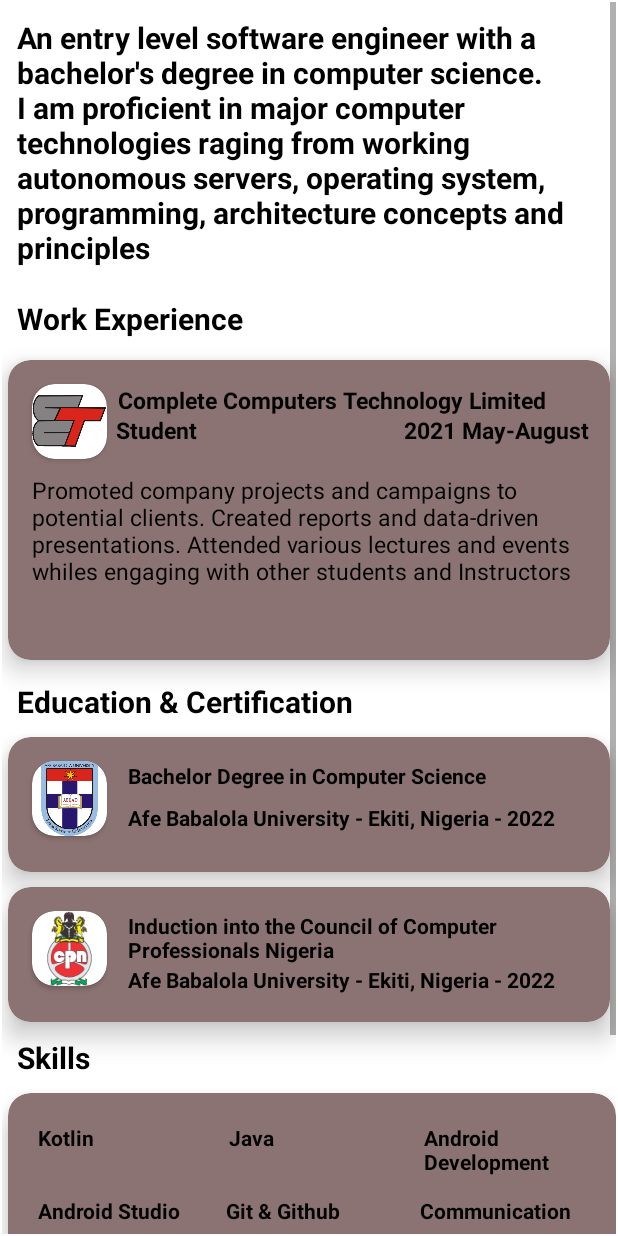
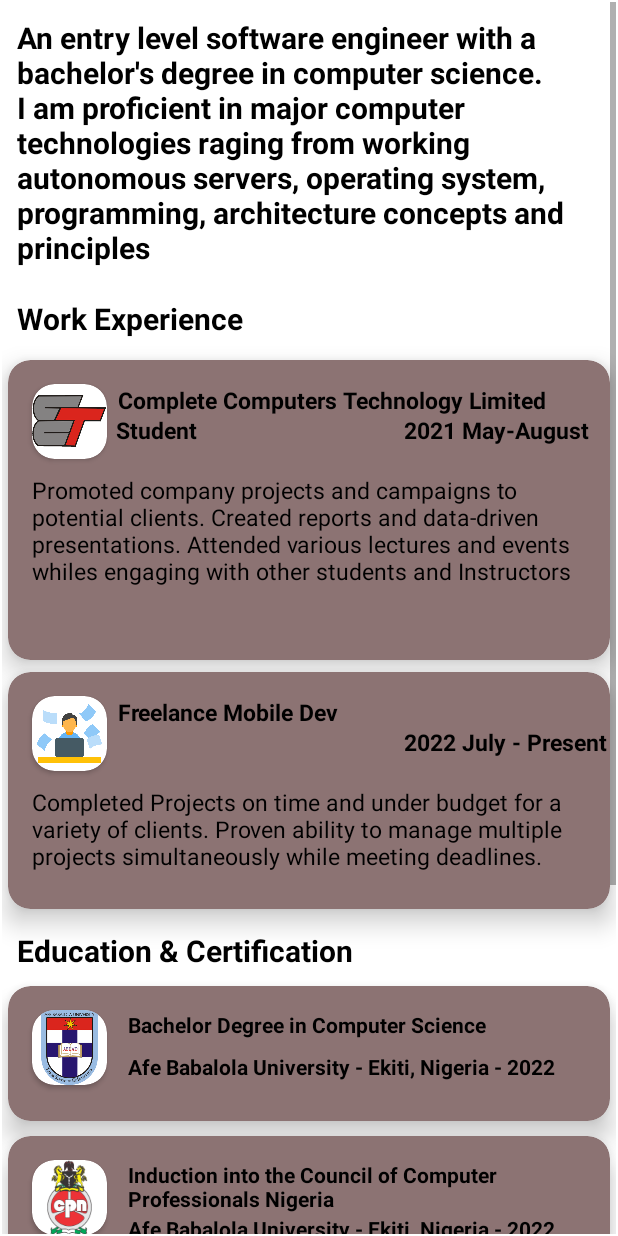
Before and after one commit to Esetobore/My-Resume, an Android app: the AboutPage screen opened directly, with no data from a screen before it, on a phone screen of 412 x 824 dp. Run offline under Robolectric (Android 15) with nearby library versions, the phone set to English and light mode, and no system bars.

Commit message:
Added Work Experience

```diff
--- a/app/src/main/res/layout-land/activity_about_page.xml
+++ b/app/src/main/res/layout-land/activity_about_page.xml
@@ -56,7 +56,6 @@
                 <androidx.constraintlayout.widget.ConstraintLayout
                     android:layout_width="match_parent"
                     android:layout_height="match_parent">
-
                     <androidx.cardview.widget.CardView
                         style="@style/CARD2"
                         android:layout_width="50dp"
@@ -124,6 +123,76 @@
                         android:layout_marginStart="564dp"
                         android:layout_marginTop="40dp"
                         android:text="@string/CCT_DATE"
+                        android:textSize="15sp"
+                        android:textStyle="bold"
+                        app:layout_constraintStart_toStartOf="parent"
+                        app:layout_constraintTop_toTopOf="parent" />
+                </androidx.constraintlayout.widget.ConstraintLayout>
+            </androidx.cardview.widget.CardView>
+
+            <androidx.cardview.widget.CardView
+                android:layout_width="match_parent"
+                android:layout_height="wrap_content"
+                app:cardCornerRadius="15dp"
+                style="@style/CARD"
+                android:layout_margin="15dp"
+                app:cardElevation="10dp">
+                <androidx.constraintlayout.widget.ConstraintLayout
+                    android:layout_width="match_parent"
+                    android:layout_height="match_parent">
+                    <androidx.cardview.widget.CardView
+                        style="@style/CARD2"
+                        android:layout_width="50dp"
+                        android:layout_height="50dp"
+                        android:layout_marginStart="16dp"
+                        android:layout_marginTop="24dp"
+                        android:layout_marginEnd="7dp"
+                        app:cardCornerRadius="15dp"
+                        app:layout_constraintEnd_toStartOf="@+id/textView2"
+                        app:layout_constraintHorizontal_bias="0.0"
+                        app:layout_constraintStart_toStartOf="parent"
+                        app:layout_constraintTop_toTopOf="parent">
+                        <LinearLayout
+                            android:layout_width="wrap_content"
+                            android:layout_height="wrap_content"
+                            android:gravity="center">
+                            <ImageView
+                                android:layout_width="match_parent"
+                                android:layout_height="match_parent"
+                                android:src="@drawable/freelance" />
+                        </LinearLayout>
+                    </androidx.cardview.widget.CardView>
+                    <TextView
+                        android:id="@+id/textView2"
+                        style="@style/TEXT"
+                        android:layout_width="wrap_content"
+                        android:layout_height="wrap_content"
+                        android:layout_marginStart="80dp"
+                        android:layout_marginTop="24dp"
+                        android:text="@string/freelance_mobile_dev"
+                        android:textSize="20sp"
+                        android:textStyle="bold"
+                        app:layout_constraintStart_toStartOf="parent"
+                        app:layout_constraintTop_toTopOf="parent" />
+
+                    <TextView
+                        style="@style/TEXT"
+                        android:layout_width="668dp"
+                        android:layout_height="95dp"
+                        android:layout_marginStart="16dp"
+                        android:layout_marginTop="88dp"
+                        android:padding="10dp"
+                        android:text="@string/Free_BULLET"
+                        android:textSize="20sp"
+                        app:layout_constraintStart_toStartOf="parent"
+                        app:layout_constraintTop_toTopOf="parent" />
+                    <TextView
+                        style="@style/TEXT"
+                        android:layout_width="wrap_content"
+                        android:layout_height="wrap_content"
+                        android:layout_marginStart="564dp"
+                        android:layout_marginTop="40dp"
+                        android:text="@string/Free_DATE"
                         android:textSize="15sp"
                         android:textStyle="bold"
                         app:layout_constraintStart_toStartOf="parent"
--- a/app/src/main/res/layout/activity_about_page.xml
+++ b/app/src/main/res/layout/activity_about_page.xml
@@ -123,7 +123,71 @@
                         app:layout_constraintTop_toTopOf="parent" />
                 </androidx.constraintlayout.widget.ConstraintLayout>
             </androidx.cardview.widget.CardView>
-
+            <androidx.cardview.widget.CardView
+                android:layout_width="match_parent"
+                android:layout_height="wrap_content"
+                style="@style/CARD"
+                app:cardCornerRadius="15dp"
+                android:layout_margin="4dp"
+                app:cardElevation="10dp">
+                <androidx.constraintlayout.widget.ConstraintLayout
+                    android:layout_width="match_parent"
+                    android:layout_height="match_parent">
+                    <androidx.cardview.widget.CardView
+                        android:layout_width="50dp"
+                        android:layout_height="50dp"
+                        style="@style/CARD2"
+                        android:layout_marginStart="16dp"
+                        android:layout_marginTop="16dp"
+                        android:layout_marginEnd="7dp"
+                        app:cardCornerRadius="15dp"
+                        app:layout_constraintStart_toStartOf="parent"
+                        app:layout_constraintTop_toTopOf="parent" >
+                        <LinearLayout
+                            android:layout_width="wrap_content"
+                            android:layout_height="wrap_content"
+                            android:layout_gravity="center">
+                            <ImageView
+                                android:layout_width="match_parent"
+                                android:layout_height="match_parent"
+                                android:src="@drawable/freelance" />
+                        </LinearLayout>
+                    </androidx.cardview.widget.CardView>
+                    <TextView
+                        android:id="@+id/textView2"
+                        style="@style/TEXT"
+                        android:layout_width="wrap_content"
+                        android:layout_height="wrap_content"
+                        android:layout_marginStart="73dp"
+                        android:layout_marginTop="16dp"
+                        android:text="@string/freelance_mobile_dev"
+                        android:textSize="15sp"
+                        android:textStyle="bold"
+                        app:layout_constraintStart_toStartOf="parent"
+                        app:layout_constraintTop_toTopOf="parent" />
+                    <TextView
+                        style="@style/TEXT"
+                        android:layout_width="373dp"
+                        android:layout_height="82dp"
+                        android:layout_marginStart="16dp"
+                        android:layout_marginTop="76dp"
+                        android:text="@string/Free_BULLET"
+                        android:textSize="15sp"
+                        app:layout_constraintStart_toStartOf="parent"
+                        app:layout_constraintTop_toTopOf="parent" />
+                    <TextView
+                        style="@style/TEXT"
+                        android:layout_width="wrap_content"
+                        android:layout_height="wrap_content"
+                        android:layout_marginStart="264dp"
+                        android:layout_marginTop="36dp"
+                        android:text="@string/Free_DATE"
+                        android:textSize="15sp"
+                        android:textStyle="bold"
+                        app:layout_constraintStart_toStartOf="parent"
+                        app:layout_constraintTop_toTopOf="parent" />
+                </androidx.constraintlayout.widget.ConstraintLayout>
+            </androidx.cardview.widget.CardView>
 
 
             <TextView
--- a/app/src/main/res/values-night/strings.xml
+++ b/app/src/main/res/values-night/strings.xml
@@ -35,4 +35,6 @@
     <string name="instagram_clone">Instagram Clone</string>
     <string name="learning_project">Learning Project</string>
     <string name="IGCLONE_BULLET">Functionality that resembles that of the original instagram but with the main intent of using as a means of exploring various concepts involed with android development. Built with: Java, Firebase</string>
+    <string name="Free_DATE">2022 July - Present</string>
+    <string name="Free_BULLET">Completed Projects on time and under budget for a variety of clients. Proven ability to manage multiple projects simultaneously while meeting deadlines.</string>
 </resources>
--- a/app/src/main/res/values/strings.xml
+++ b/app/src/main/res/values/strings.xml
@@ -35,5 +35,8 @@
     <string name="instagram_clone">Instagram Clone</string>
     <string name="learning_project">Learning Project</string>
     <string name="IGCLONE_BULLET">Functionality that resembles that of the original instagram but with the main intent of using as a means of exploring various concepts involved with android development. Built with: Java, Firebase</string>
+    <string name="Free_DATE">2022 July - Present</string>
+    <string name="Free_BULLET">Completed Projects on time and under budget for a variety of clients. Proven ability to manage multiple projects simultaneously while meeting deadlines.</string>
+    <string name="freelance_mobile_dev" translatable="false">Freelance Mobile Dev</string>
 
 </resources>
```
Also changed, not shown: app/src/main/res/drawable-v24/freelance.png (added), 2 other files.
